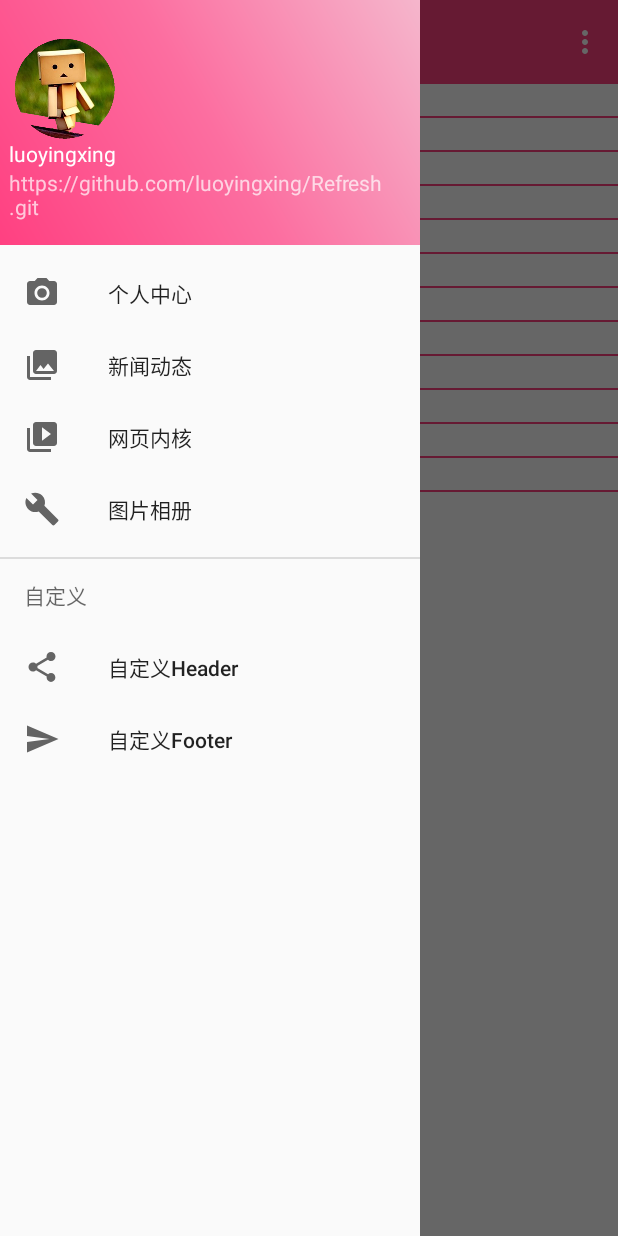
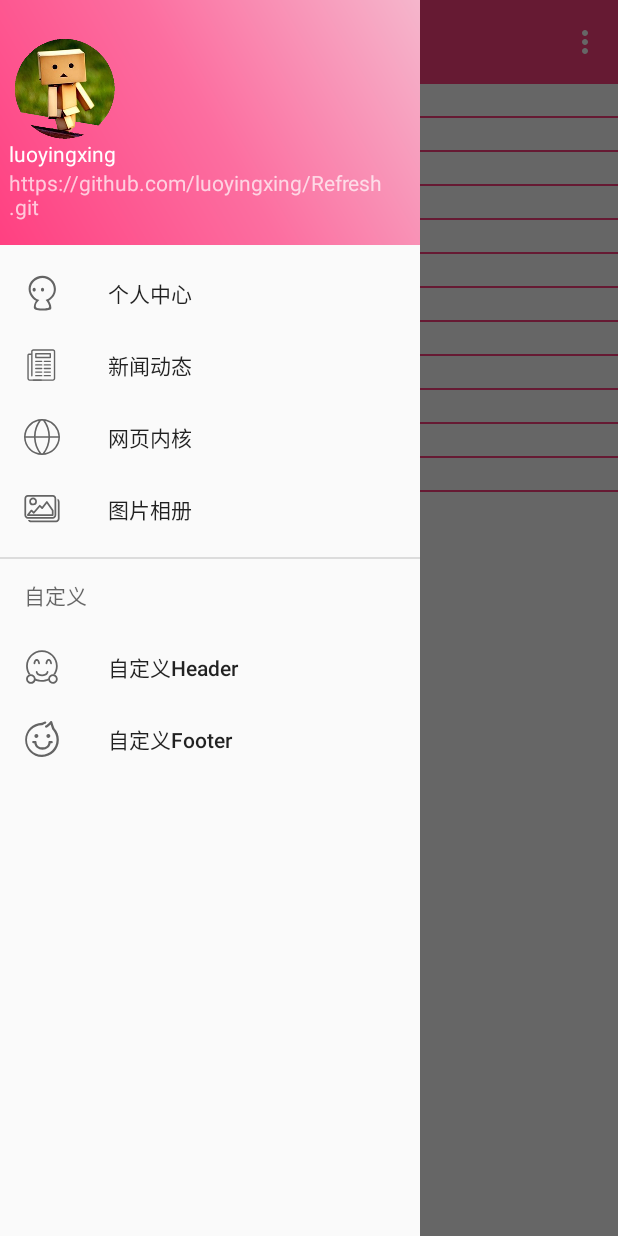
Before and after one commit to luoyingxing/Refresh, an Android app: the screen it shows after launch (MainActivity), with the side drawer open, on a phone screen of 412 x 824 dp. Run offline under Robolectric (Android 15) with nearby library versions, the phone set to English and light mode, and no system bars; libraries missing offline, so code that uses them is left out: com.facebook.drawee; pictures from the network do not load; 4 statements that could not run were skipped.

Commit message:
更换了首页侧滑图标

```diff
--- /dev/null
+++ b/app/src/main/res/drawable/ic_menu_footer.xml
@@ -0,0 +1,9 @@
+<vector xmlns:android="http://schemas.android.com/apk/res/android"
+    android:width="24dp"
+    android:height="24dp"
+    android:viewportHeight="1024.0"
+    android:viewportWidth="1024.0">
+    <path
+        android:fillColor="#ffffff"
+        android:pathData="M637.5,425.9c0.7,-30.8 26.2,-55.3 57,-54.6s55.3,26.2 54.6,57.1c-0.7,30.4 -25.5,54.6 -55.8,54.6C662.2,482.7 637.2,457.1 637.5,425.9zM296.7,425.9c0.6,-30.9 26.2,-55.5 57.1,-54.9 30.9,0.6 55.5,26.2 54.9,57.1 -0.6,30.5 -25.6,54.9 -56.1,54.9C321.4,482.7 296.4,457.1 296.7,425.9zM694.9,600.9c-0.2,-18.2 14.4,-33.1 32.6,-33.3l57.7,0c18.4,0 33.3,15 33.2,33.4 -0.1,18.3 -14.9,33.1 -33.2,33.2L757.9,634.2c-15.5,108.1 -106.5,180.9 -232,180.9 -125.5,0 -216.4,-72.8 -232,-180.9L265.2,634.2c-18.4,-0 -33.2,-15 -33.2,-33.4 0.1,-18.3 14.9,-33.1 33.2,-33.2l59,0c18.2,0.2 32.8,15.1 32.6,33.3 0,102 84.9,147.7 169,147.7C610,748.6 694.9,702.9 694.9,600.9zM513.5,1024C244.9,1020.6 29.9,800.1 33.3,531.5 36.6,269.1 247.4,56.7 509.8,51.3c3.6,-1.7 10.3,-5.7 15.3,-8.7 21.8,-14.4 46,-25 71.4,-31.1 17.7,-3.2 34.7,8.5 37.9,26.2 0,0.2 0.1,0.3 0.1,0.5 3.4,17.9 -8.3,35.2 -26.2,38.7 -17.9,5 -35,12.9 -50.4,23.3 -12.9,9.8 -28.3,15.9 -44.4,17.7C281.7,113.6 90.2,298 85.8,529.8c-4.4,231.8 180,423.3 411.9,427.7 231.8,4.4 423.3,-180 427.7,-411.8 0,-2.7 0.1,-5.3 0.1,-8 0.3,-105.6 -39,-207.5 -110,-285.6 -4.4,-4.8 -16.8,-18.4 -58.4,-152.8 -100.2,108.3 -128.7,92.6 -143.3,84.6 -15.9,-8.9 -21.8,-29 -13.2,-45.1 6.3,-12.1 19.5,-19 33.1,-17.2 42.2,-31.7 80.1,-68.7 113,-110 7.7,-9.1 19.8,-13.3 31.5,-10.8 11.7,2.6 21.1,11.4 24.5,23 17.2,62.9 38.1,124.7 62.4,185.2 81.4,90.1 126.2,207.4 125.7,328.8C992.9,803.6 779.5,1021.1 513.5,1024z" />
+</vector>
--- /dev/null
+++ b/app/src/main/res/drawable/ic_menu_header.xml
@@ -0,0 +1,15 @@
+<vector xmlns:android="http://schemas.android.com/apk/res/android"
+    android:width="24dp"
+    android:height="24dp"
+    android:viewportHeight="1024.0"
+    android:viewportWidth="1024.0">
+    <path
+        android:fillColor="#ffffff"
+        android:pathData="M361.6,337.4c24.5,0 39,52.3 41.9,76.1 1.5,12.8 12.4,22.2 25,22.2 1,0 2,-0 3,-0.2 13.8,-1.6 23.7,-14.1 22.1,-27.9 -5.2,-44.8 -30.5,-120.6 -91.9,-120.6 -61.9,0 -85.5,76.2 -89.7,121.2 -1.3,13.8 8.9,26.1 22.7,27.4 13.8,1.3 26.1,-8.9 27.4,-22.7 2.2,-23.7 15.3,-75.5 39.6,-75.5zM515.1,772.1c165.4,0 179.1,-119.8 179.3,-121 1.4,-13.7 -8.6,-25.8 -22.3,-27.3 -0.8,-0.1 -1.7,-0.1 -2.7,-0.1 -12.9,0 -23.5,9.6 -25.1,22.1 -0.4,3.2 -10.8,76 -129.2,76 -117.8,0 -128.7,-72.2 -129.2,-75.9 -1.5,-13.7 -13.8,-23.7 -27.5,-22.3 -13.8,1.4 -24,13.7 -22.6,27.5 0.1,1.2 13.9,121 179.3,121zM745.4,413.5c1.5,12.8 12.4,22.2 25,22.2 1,0 2,-0 3,-0.2 13.8,-1.6 23.7,-14.1 22.1,-27.9 -5.2,-44.8 -30.5,-120.6 -92,-120.6 -61.9,0 -85.5,76.2 -89.7,121.2 -1.3,13.8 8.9,26.1 22.7,27.4 14,1.2 26.1,-8.9 27.4,-22.7 2.2,-23.7 15.3,-75.5 39.6,-75.5 24.5,0 39,52.2 41.9,76.1z" />
+    <path
+        android:fillColor="#ffffff"
+        android:pathData="M188.6,720.1c-49.5,-66.4 -78.9,-148.5 -78.9,-237.4 0,-219.8 179.3,-398.6 399.8,-398.6 220.4,0 399.8,178.8 399.8,398.6 0,88.9 -29.4,171.1 -78.9,237.4 18.7,0.9 36.4,5.6 52.3,13.3 48.5,-71.6 76.9,-158 76.9,-250.8 0,-247.6 -201.9,-449 -450.1,-449 -248.2,0 -450.1,201.4 -450.1,449 0,92.8 28.4,179.1 76.9,250.8 16,-7.7 33.6,-12.4 52.3,-13.3z" />
+    <path
+        android:fillColor="#ffffff"
+        android:pathData="M823.5,720.1c-69.3,0 -126.6,51.9 -135,118.8 0,-0 0.1,-0 0.1,-0 -0.7,5.6 -1.2,11.2 -1.2,17 0,-5.7 0.4,-11.4 1.1,-16.9 -53.9,27.1 -114.8,42.4 -179.2,42.4 -64.4,0 -125.2,-15.3 -179.1,-42.4 0.7,5.6 1.1,11.2 1.1,16.9 0,-5.8 -0.5,-11.4 -1.2,-17 0,0 0,0 0.1,0 -8.4,-66.9 -65.7,-118.8 -134.9,-118.8 -75,0 -136,60.9 -136,135.7 0,74.8 61,135.7 136,135.7 62.2,0 114.8,-41.9 130.9,-98.9 -0,-0 -0,-0 -0,-0 3.1,-10.6 5,-22.9 5.2,-35.6 -1.4,21.6 -4,33.4 -7.9,44.4 58.8,16.1 120.8,30.1 186,30.1 65.2,0 127.2,-14 183.2,-39 -3.1,-10.4 -4.9,-22.4 -5.1,-34.8 1.1,17.3 2.7,26.2 5.1,34.7 -0,0 -0,0 -0.1,0 16.1,57 68.7,98.9 130.9,98.9 75,0 136,-60.9 136,-135.7 0,-74.8 -61,-135.7 -136,-135.7zM195.4,941.2c-47.2,0 -85.7,-38.3 -85.7,-85.4 0,-47.1 38.4,-85.4 85.7,-85.4 47.2,0 85.7,38.3 85.7,85.4 0,47.1 -38.4,85.4 -85.7,85.4zM823.5,941.2c-47.2,0 -85.7,-38.3 -85.7,-85.4 0,-47.1 38.4,-85.4 85.7,-85.4 47.2,0 85.7,38.3 85.7,85.4 0,47.1 -38.4,85.4 -85.7,85.4z" />
+</vector>
--- /dev/null
+++ b/app/src/main/res/drawable/ic_menu_image.xml
@@ -0,0 +1,15 @@
+<vector xmlns:android="http://schemas.android.com/apk/res/android"
+    android:width="24dp"
+    android:height="24dp"
+    android:viewportHeight="1024.0"
+    android:viewportWidth="1024.0">
+    <path
+        android:fillColor="#ffffff"
+        android:pathData="M258.3,406.1a110.2,110.2 0,0 0,110 -110.1c0,-60.7 -49.4,-110.1 -110,-110.1S148.3,235.3 148.3,295.9a110.2,110.2 0,0 0,110 110.1zM258.3,235.1c33.5,0 60.8,27.3 60.8,60.8 0,33.5 -27.3,60.8 -60.8,60.8s-60.8,-27.3 -60.8,-60.8c0,-33.5 27.3,-60.8 60.8,-60.8zM841.3,684.9L841.3,555a25.1,25.1 0,0 0,-4.4 -14.1l-166.6,-240a24.7,24.7 0,0 0,-39.7 -1l-116.8,151.4 -45.9,-49.1a24.6,24.6 0,0 0,-36.7 0.8l-153.9,180.4 -51.1,-46.7a24.4,24.4 0,0 0,-18.6 -6.4,24.8 24.8,0 0,0 -17.4,9.4l-101.6,129.9a24.6,24.6 0,0 0,19.4 39.8h708.7a24.6,24.6 0,0 0,24.6 -24.6zM792,660.3L158.5,660.3l54.1,-69.1 50.3,45.9a24.6,24.6 0,0 0,35.3 -2.2l152.6,-178.8 46.8,50.1a24.9,24.9 0,0 0,19.2 7.8,24.7 24.7,0 0,0 18.3,-9.6l113.9,-147.7 143,206.1v97.5z" />
+    <path
+        android:fillColor="#ffffff"
+        android:pathData="M917.5,684.4L917.5,220c0,-57.9 -43.5,-104.9 -96.9,-104.9L108.2,115.1C54.8,115.1 11.3,162.2 11.3,220v464.4c0,57.9 43.5,104.9 96.9,104.9h712.4c53.4,0 96.9,-47 96.9,-104.9zM61,684.4L61,220c0,-30.4 21.2,-55.2 47.2,-55.2h712.4c26,0 47.2,24.8 47.2,55.2v464.4c0,30.4 -21.1,55.2 -47.2,55.2L108.2,739.6c-26,0 -47.2,-24.7 -47.2,-55.2z" />
+    <path
+        android:fillColor="#ffffff"
+        android:pathData="M954.2,221.9l0.1,64.3c6.7,9.5 8.7,18.6 8.7,31.9v464.4c0,30.4 -21.1,55.2 -47.2,55.2H203.4c-15.5,0 -22.6,-2.2 -32.6,-15.3 -13.3,0.3 -43.5,-0.1 -57,0 12.3,44.2 47,65 89.6,65H915.8c53.4,0 96.9,-47 96.9,-104.9V318.2c-0,-43.9 -23.1,-80.7 -58.5,-96.3z" />
+</vector>
--- /dev/null
+++ b/app/src/main/res/drawable/ic_menu_news.xml
@@ -0,0 +1,45 @@
+<vector xmlns:android="http://schemas.android.com/apk/res/android"
+    android:width="24dp"
+    android:height="24dp"
+    android:viewportHeight="1024.0"
+    android:viewportWidth="1024.0">
+    <path
+        android:fillColor="#ffffff"
+        android:pathData="M825,960.8 L266.5,960.8c-10.9,0 -19.7,-8.8 -19.7,-19.8 0,-10.9 8.9,-19.7 19.7,-19.7l558.4,0c13.1,0 23.7,-10.6 23.7,-23.6L848.6,127.5c0,-13 -10.6,-23.6 -23.7,-23.6L266.5,103.9c-13,0 -23.6,10.6 -23.6,23.6l0,693.3c0,10.9 -8.8,19.7 -19.7,19.7 -10.9,0 -19.7,-8.8 -19.7,-19.7L203.5,127.5c0,-34.8 28.3,-63 63.1,-63l558.4,0c34.8,0 63.1,28.3 63.1,63l0,770.3C888.1,932.5 859.8,960.8 825,960.8L825,960.8z" />
+    <path
+        android:fillColor="#ffffff"
+        android:pathData="M504.2,427 L333.5,427c-10.9,0 -19.7,-8.8 -19.7,-19.7 0,-10.9 8.9,-19.7 19.7,-19.7l170.7,0c11,0 19.7,8.8 19.7,19.7C524,418.2 515.2,427 504.2,427L504.2,427z" />
+    <path
+        android:fillColor="#ffffff"
+        android:pathData="M504.2,529 L333.5,529c-10.9,0 -19.7,-8.8 -19.7,-19.7 0,-10.9 8.9,-19.7 19.7,-19.7l170.7,0c11,0 19.7,8.8 19.7,19.7C524,520.2 515.2,529 504.2,529L504.2,529z" />
+    <path
+        android:fillColor="#ffffff"
+        android:pathData="M504.2,630.9 L333.5,630.9c-10.9,0 -19.7,-8.8 -19.7,-19.7 0,-10.9 8.9,-19.7 19.7,-19.7l170.7,0c11,0 19.7,8.8 19.7,19.7C524,622.1 515.2,630.9 504.2,630.9L504.2,630.9z" />
+    <path
+        android:fillColor="#ffffff"
+        android:pathData="M504.2,732.8 L333.5,732.8c-10.9,0 -19.7,-8.8 -19.7,-19.7 0,-10.9 8.9,-19.7 19.7,-19.7l170.7,0c11,0 19.7,8.8 19.7,19.7C524,724 515.2,732.8 504.2,732.8L504.2,732.8z" />
+    <path
+        android:fillColor="#ffffff"
+        android:pathData="M504.2,834.8 L333.5,834.8c-10.9,0 -19.7,-8.8 -19.7,-19.7 0,-10.9 8.9,-19.7 19.7,-19.7l170.7,0c11,0 19.7,8.8 19.7,19.7C524,826 515.2,834.8 504.2,834.8L504.2,834.8z" />
+    <path
+        android:fillColor="#ffffff"
+        android:pathData="M748.1,427 L577.3,427c-10.9,0 -19.7,-8.8 -19.7,-19.7 0,-10.9 8.9,-19.7 19.7,-19.7l170.8,0c11,0 19.7,8.8 19.7,19.7C767.8,418.2 759.1,427 748.1,427L748.1,427z" />
+    <path
+        android:fillColor="#ffffff"
+        android:pathData="M748.1,529 L577.3,529c-10.9,0 -19.7,-8.8 -19.7,-19.7 0,-10.9 8.9,-19.7 19.7,-19.7l170.8,0c11,0 19.7,8.8 19.7,19.7C767.8,520.2 759.1,529 748.1,529L748.1,529z" />
+    <path
+        android:fillColor="#ffffff"
+        android:pathData="M748.1,630.9 L577.3,630.9c-10.9,0 -19.7,-8.8 -19.7,-19.7 0,-10.9 8.9,-19.7 19.7,-19.7l170.8,0c11,0 19.7,8.8 19.7,19.7C767.8,622.1 759.1,630.9 748.1,630.9L748.1,630.9z" />
+    <path
+        android:fillColor="#ffffff"
+        android:pathData="M748.1,732.8 L577.3,732.8c-10.9,0 -19.7,-8.8 -19.7,-19.7 0,-10.9 8.9,-19.7 19.7,-19.7l170.8,0c11,0 19.7,8.8 19.7,19.7C767.8,724 759.1,732.8 748.1,732.8L748.1,732.8z" />
+    <path
+        android:fillColor="#ffffff"
+        android:pathData="M748.1,834.8 L577.3,834.8c-10.9,0 -19.7,-8.8 -19.7,-19.7 0,-10.9 8.9,-19.7 19.7,-19.7l170.8,0c11,0 19.7,8.8 19.7,19.7C767.8,826 759.1,834.8 748.1,834.8L748.1,834.8z" />
+    <path
+        android:fillColor="#ffffff"
+        android:pathData="M490.4,960.8 L158.2,960.8c-34.8,0 -63,-28.3 -63,-63.1L95.1,247.8c0,-17.7 1.1,-36.1 13.6,-48.6 14.5,-14.5 34.9,-14.5 76.2,-14.5l22.8,-0 0.1,0c10.9,0 19.7,8.7 19.7,19.6 0.1,10.9 -8.7,19.8 -19.6,19.8l-23.1,0c-21.6,-0.2 -44,-0 -48.4,3 -0.2,0.4 -1.9,4.2 -1.9,20.5l0,649.9c0,13 10.6,23.6 23.6,23.6l332.2,0c10.9,0 19.7,8.8 19.7,19.7C510.1,952 501.3,960.8 490.4,960.8L490.4,960.8z" />
+    <path
+        android:fillColor="#ffffff"
+        android:pathData="M748.1,318.1 L336,318.1c-10.9,0 -19.7,-8.8 -19.7,-19.7L316.3,190.8c0,-10.9 8.9,-19.7 19.7,-19.7l412.1,0c11,0 19.7,8.8 19.7,19.7l0,107.6C767.8,309.3 759.1,318.1 748.1,318.1L748.1,318.1zM355.7,278.7l372.7,0 0,-68.1L355.7,210.5 355.7,278.7 355.7,278.7z" />
+</vector>
--- /dev/null
+++ b/app/src/main/res/drawable/ic_menu_personal.xml
@@ -0,0 +1,9 @@
+<vector xmlns:android="http://schemas.android.com/apk/res/android"
+    android:width="24dp"
+    android:height="24dp"
+    android:viewportHeight="1024.0"
+    android:viewportWidth="1024.0">
+    <path
+        android:fillColor="#ffffff"
+        android:pathData="M526.9,363.1c-24.9,0 -45,24.4 -45,54.5 0,30.1 20.1,54.4 45,54.4 24.8,0 45,-24.4 45,-54.4 0,-30.1 -20.1,-54.5 -45,-54.5zM908.2,400.9c0,-208.7 -172.5,-377.9 -385.4,-377.9s-392.3,169.2 -392.3,377.9c0,100.5 46.9,191.9 112.2,259.6 28.5,29.6 61.9,54.5 98.8,73.8 -30.9,48.8 -78.1,139.3 -57.3,210.7 5.8,89.9 491.2,84 489.6,14.8 17.1,-86.4 -34.2,-178.9 -66.8,-227 119.8,-64.1 201.1,-188.7 201.1,-331.9zM612.6,710.4l6.2,-0c0,0 102.7,114.9 95.2,199.2 1.1,55.8 -371,65.2 -375.3,-7.2 -22.3,-82.9 96.6,-191.4 96.6,-191.4l4.8,-0c-58.1,-15.5 -109.6,-46.5 -149.8,-88.1 -54.8,-56.8 -100.8,-133.5 -100.8,-217.9 -0,-175.2 157.2,-317.2 335.9,-317.2 178.7,0 323.5,142 323.5,317.2 0,145.6 -100.1,268.2 -236.4,305.4zM289.5,363.1c-24.9,0 -45,24.4 -45,54.5 0,30.1 20.1,54.4 45,54.4 24.9,0 45,-24.4 45,-54.4 0,-30.1 -20.1,-54.5 -45,-54.5z" />
+</vector>
--- /dev/null
+++ b/app/src/main/res/drawable/ic_menu_web.xml
@@ -0,0 +1,9 @@
+<vector xmlns:android="http://schemas.android.com/apk/res/android"
+    android:width="24dp"
+    android:height="24dp"
+    android:viewportHeight="1024.0"
+    android:viewportWidth="1024.0">
+    <path
+        android:fillColor="#ffffff"
+        android:pathData="M512,0C229.7,0 0,229.7 0,512s229.7,512 512,512 512,-229.7 512,-512S794.3,0 512,0zM623.3,60A465.5,465.5 0,0 1,976.1 479.9l0.6,8.8L740,488.7l-0.2,-8a801.5,801.5 0,0 0,-125.5 -408.2l-11.1,-17.4zM483.9,47.3l3.8,-0.2c8.2,-0.4 16.3,-0.6 24.3,-0.6s16.1,0.2 24.3,0.6l3.8,0.2 2.3,3.1a751.5,751.5 0,0 1,150.8 429.8l0.3,8.5L330.5,488.7l0.3,-8.5A751.6,751.6 0,0 1,481.6 50.5zM47.9,479.9a461.6,461.6 0,0 1,109.2 -268.8A464.9,464.9 0,0 1,400.7 60l20,-4.9 -11.1,17.4a801.5,801.5 0,0 0,-125.5 408.2l-0.2,8L47.3,488.7zM413.4,966.9A465,465 0,0 1,47.7 544.1l-0.6,-8.8h237.3l0.4,7.9a800.8,800.8 0,0 0,137.2 411.1l11.6,17zM527.5,977.1l-3.8,0.1 -3.7,0.1c-2.5,0.1 -5.2,0.2 -7.9,0.2s-5.3,-0.1 -7.9,-0.2l-3.7,-0.1 -3.8,-0.1 -2.4,-3a751,751 0,0 1,-162.8 -430.1l-0.5,-8.7h362l-0.5,8.7a751.1,751.1 0,0 1,-162.7 430.1zM941.2,692.2a465.7,465.7 0,0 1,-330.6 274.7l-20.1,4.3 11.6,-17a800.8,800.8 0,0 0,137.1 -411l0.4,-7.9h237.3l-0.6,8.8a462.7,462.7 0,0 1,-35.1 148.1z" />
+</vector>
--- a/app/src/main/res/menu/activity_main_drawer.xml
+++ b/app/src/main/res/menu/activity_main_drawer.xml
@@ -4,19 +4,19 @@
     <group android:checkableBehavior="single">
         <item
             android:id="@+id/nav_personal"
-            android:icon="@drawable/ic_menu_camera"
+            android:icon="@drawable/ic_menu_personal"
             android:title="个人中心" />
         <item
             android:id="@+id/nav_news"
-            android:icon="@drawable/ic_menu_gallery"
+            android:icon="@drawable/ic_menu_news"
             android:title="新闻动态" />
         <item
             android:id="@+id/nav_web"
-            android:icon="@drawable/ic_menu_slideshow"
+            android:icon="@drawable/ic_menu_web"
             android:title="网页内核" />
         <item
             android:id="@+id/nav_image"
-            android:icon="@drawable/ic_menu_manage"
+            android:icon="@drawable/ic_menu_image"
             android:title="图片相册" />
     </group>
 
@@ -24,11 +24,11 @@
         <menu>
             <item
                 android:id="@+id/nav_header"
-                android:icon="@drawable/ic_menu_share"
+                android:icon="@drawable/ic_menu_header"
                 android:title="自定义Header" />
             <item
                 android:id="@+id/nav_footer"
-                android:icon="@drawable/ic_menu_send"
+                android:icon="@drawable/ic_menu_footer"
                 android:title="自定义Footer" />
         </menu>
     </item>
```
